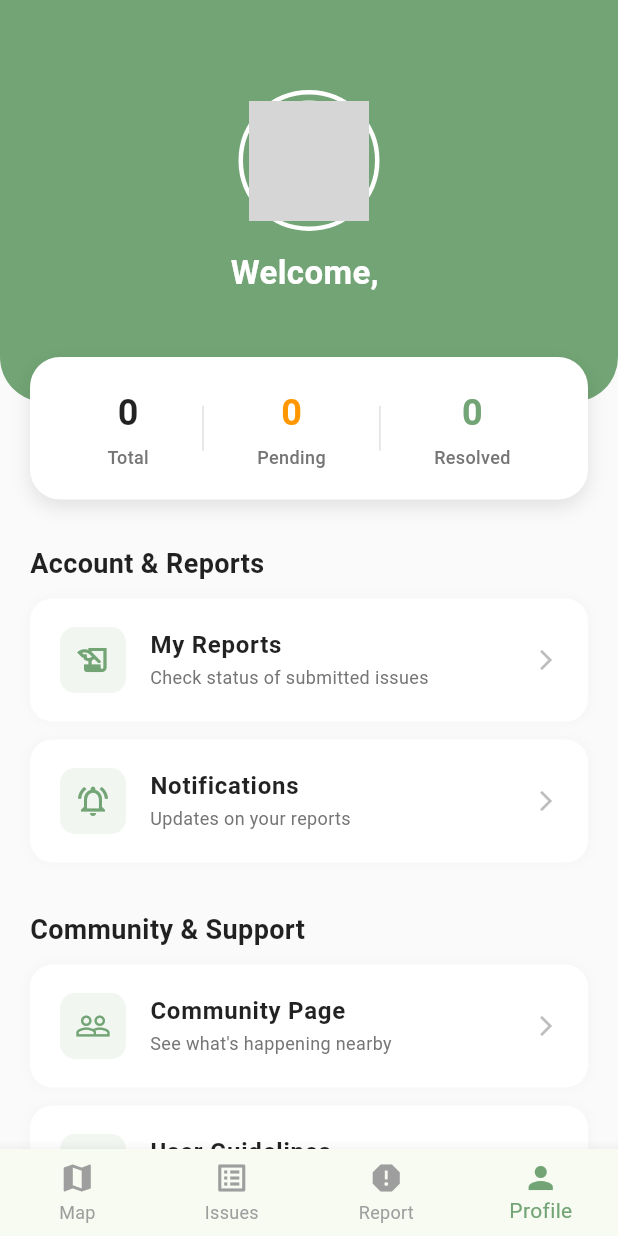
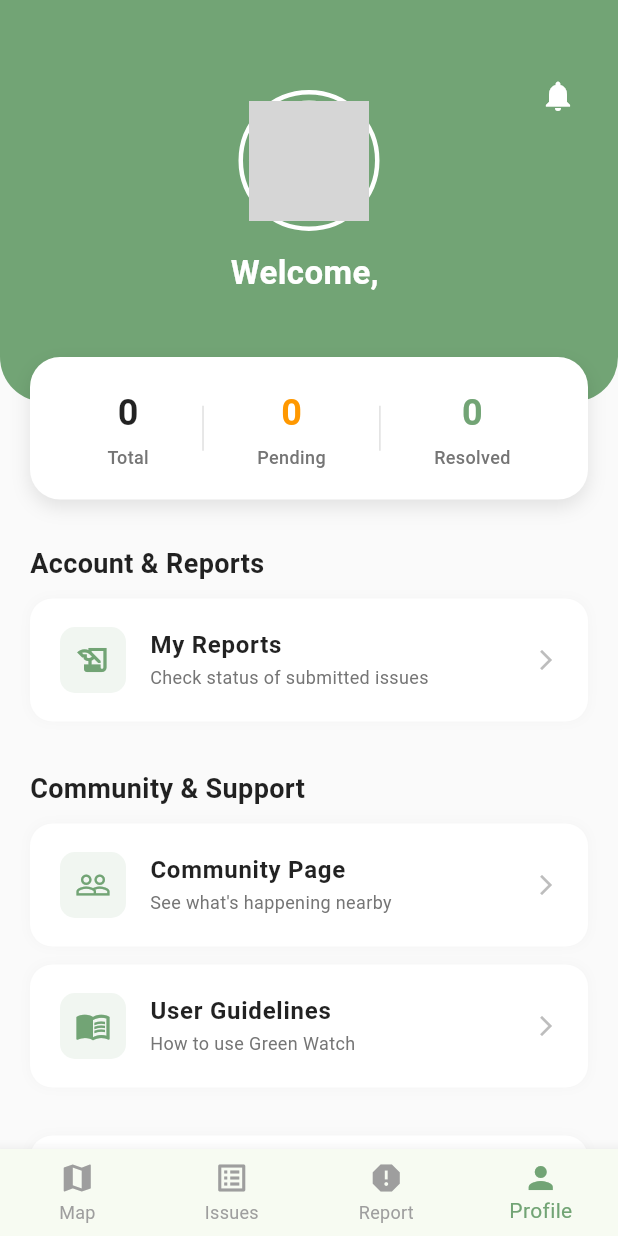
Before and after one commit to Jnyyy27/GreenWatch, a Flutter app: the screen it shows once a user with an empty profile is signed in, item 4 of the bottom bar chosen, on a phone screen of 412 x 824 dp. Run offline on Flutter 3.47's test engine with Material 3 defaults, Android fonts, the phone set to English and light mode, and no system bars; our stand-ins replace cloud_firestore, firebase_auth, firebase_core, firebase_storage, geocoding, geolocator and 3 more; accounts and stored records are empty; grey boxes are pictures that could not be loaded.

Commit message:
notification (still working...)

```diff
--- a/lib/app_mobile/screens/profile_screen.dart
+++ b/lib/app_mobile/screens/profile_screen.dart
@@ -3,6 +3,7 @@ import 'package:firebase_auth/firebase_auth.dart';
 import 'package:cloud_firestore/cloud_firestore.dart';
 import '../../services/auth_service.dart';
 import 'my_reports_screen.dart';
+import 'notification_screen.dart'; // Ensure notification_screen.dart exists in the same folder
 
 class ProfileScreen extends StatelessWidget {
   const ProfileScreen({super.key});
@@ -19,8 +20,8 @@ class ProfileScreen extends StatelessWidget {
       body: SingleChildScrollView(
         child: Column(
           children: [
-            // 1. Header Section (Green Background with User Info)
-            _buildHeader(user),
+            // 1. Header Section (Green Background with User Info + Notification Bell)
+            _buildHeader(context, user),
 
             // 2. Stats Dashboard (Overlapping Card)
             Transform.translate(
@@ -41,8 +42,10 @@ class ProfileScreen extends StatelessWidget {
 
   // --- Widget Builders ---
 
-  Widget _buildHeader(User? user) {
-    return Container(
+  Widget _buildHeader(BuildContext context, User? user) {
+    return Stack(
+      children: [
+        Container(
           width: double.infinity,
           padding: const EdgeInsets.only(top: 60, bottom: 50, left: 20, right: 20),
           decoration: BoxDecoration(
@@ -80,8 +83,8 @@ class ProfileScreen extends StatelessWidget {
                     child: const CircleAvatar(
                       radius: 40,
                       backgroundColor: Colors.white,
-                  // Load the local asset image here:
-                  backgroundImage: AssetImage('greenwatch.png'),
+                      // Load the local asset image here
+                      backgroundImage: AssetImage('assets/images/greenwatch.png'),
                     ),
                   ),
                   const SizedBox(height: 12),
@@ -103,6 +106,28 @@ class ProfileScreen extends StatelessWidget {
               );
             },
           ),
+        ),
+
+        // --- BELL ICON (Top Right) ---
+        Positioned(
+          top: 40, // Adjust for safe area
+          right: 16,
+          child: IconButton(
+            icon: const Icon(Icons.notifications, color: Colors.white),
+            tooltip: 'Notifications',
+            onPressed: () {
+              // Navigate to the Notification Screen
+              // FIX: Removed 'const' keyword here to prevent build error
+              Navigator.push(
+                context,
+                MaterialPageRoute(
+                  builder: (context) => NotificationScreen(),
+                ),
+              );
+            },
+          ),
+        ),
+      ],
     );
   }
 
@@ -183,22 +208,9 @@ class ProfileScreen extends StatelessWidget {
             title: "My Reports",
             subtitle: "Check status of submitted issues",
             onTap: () {
-              ScaffoldMessenger.of(context).showSnackBar(
-                const SnackBar(
-                  content: Text("My Reports feature coming soon!"),
-                ),
-              );
-              Navigator.push(context, MaterialPageRoute(builder: (context) => const MyReportsScreen()));
-            },
-          ),
-
-          _buildMenuTile(
-            icon: Icons.notifications_active_outlined,
-            title: "Notifications",
-            subtitle: "Updates on your reports",
-            onTap: () {
-              ScaffoldMessenger.of(context).showSnackBar(
-                const SnackBar(content: Text("No new notifications")),
+              Navigator.push(
+                context,
+                MaterialPageRoute(builder: (context) => const MyReportsScreen()),
               );
             },
           ),
```
Also changed, not shown: lib/app_mobile/screens/notification_screen.dart (added, +141 -0 lines), lib/services/report_service.dart (+35 -0 lines). Lines whose indentation alone changed are shown as unchanged.
